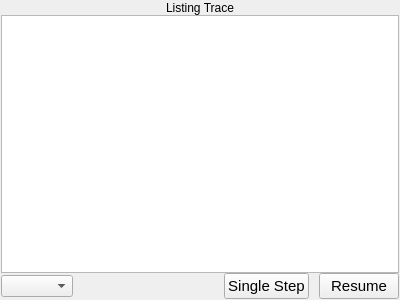
Above: listingtracepane.ui from WarlockD/pep8-1 before the change. Below: the same form after it.
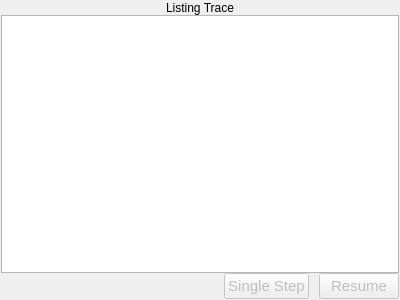
That is the form after the change.

Diff of the .ui file:
```diff
--- a/listingtracepane.ui
+++ b/listingtracepane.ui
@@ -143,9 +143,6 @@
      </item>
      <item>
       <layout class="QHBoxLayout" name="horizontalLayout">
-       <item>
-        <widget class="QComboBox" name="listingTraceComboBox"/>
-       </item>
        <item>
         <spacer>
          <property name="orientation">
@@ -161,6 +158,9 @@
        </item>
        <item>
         <widget class="QPushButton" name="listingSingleStepPushButton">
+         <property name="enabled">
+          <bool>false</bool>
+         </property>
          <property name="font">
           <font>
            <family>Lucida Grande</family>
@@ -204,6 +204,9 @@
        </item>
        <item>
         <widget class="QPushButton" name="listingResumePushButton">
+         <property name="enabled">
+          <bool>false</bool>
+         </property>
          <property name="font">
           <font>
            <family>Lucida Grande</family>
```
